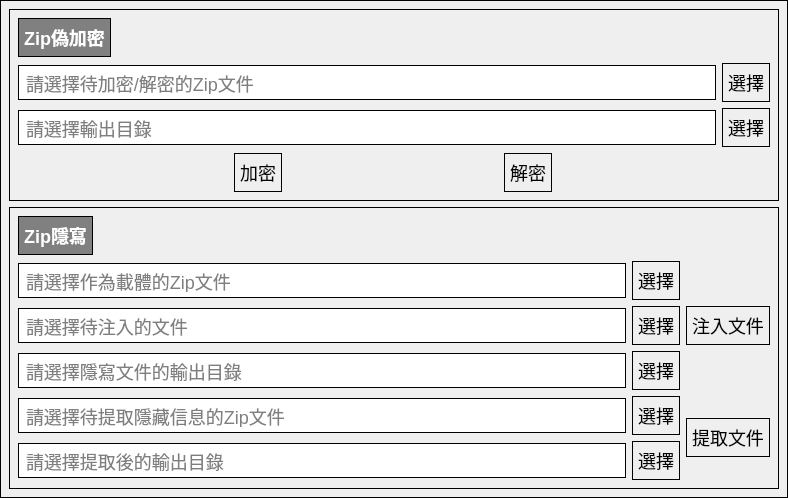
The window that plugins/ZipWindow.ui (WoaW04/Misc_steg_tool) describes before a commit, drawn with Qt 5.
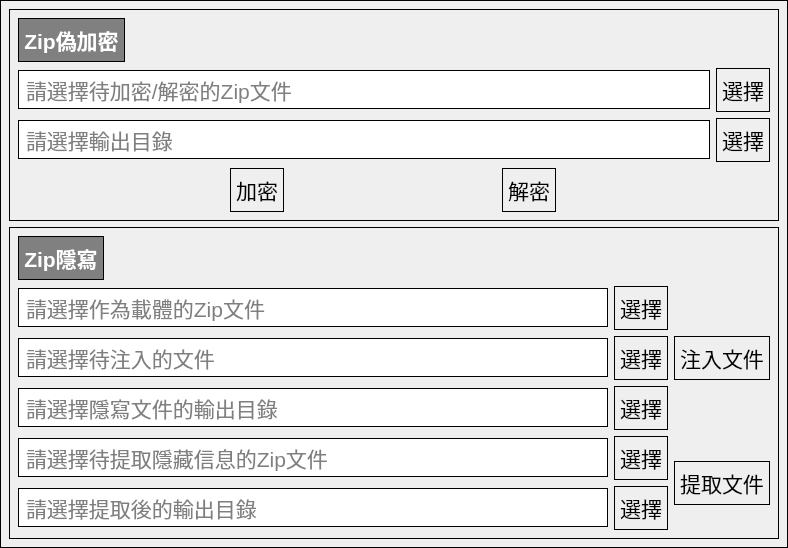
The same window after the commit.

Commit message: fix: QFont::setPointSize: Point size <= 0 (-1), must be greater than 0

```diff
--- a/plugins/ZipWindow.ui
+++ b/plugins/ZipWindow.ui
@@ -16,7 +16,7 @@
   <widget class="QWidget" name="centralwidget">
    <property name="styleSheet">
     <string notr="true">*{
-	font-size: 18px
+	font-size: 16pt
 }
 
 QWidget{
@@ -66,7 +66,7 @@
          </property>
          <property name="font">
           <font>
-           <pointsize>-1</pointsize>
+           <pointsize>16</pointsize>
            <weight>75</weight>
            <bold>true</bold>
           </font>
@@ -145,7 +145,7 @@
            </property>
            <property name="font">
             <font>
-             <pointsize>-1</pointsize>
+             <pointsize>16</pointsize>
             </font>
            </property>
            <property name="text">
@@ -163,7 +163,7 @@
            </property>
            <property name="font">
             <font>
-             <pointsize>-1</pointsize>
+             <pointsize>16</pointsize>
             </font>
            </property>
            <property name="text">
@@ -197,7 +197,7 @@
          </property>
          <property name="font">
           <font>
-           <pointsize>-1</pointsize>
+           <pointsize>16</pointsize>
            <weight>75</weight>
            <bold>true</bold>
           </font>
@@ -292,7 +292,7 @@
           <widget class="QPushButton" name="zipInjectBtn">
            <property name="font">
             <font>
-             <pointsize>-1</pointsize>
+             <pointsize>16</pointsize>
             </font>
            </property>
            <property name="text">
@@ -360,7 +360,7 @@
           <widget class="QPushButton" name="zipExtractBtn">
            <property name="font">
             <font>
-             <pointsize>-1</pointsize>
+             <pointsize>16</pointsize>
             </font>
            </property>
            <property name="text">
```
The commit also changes 1 other file.
